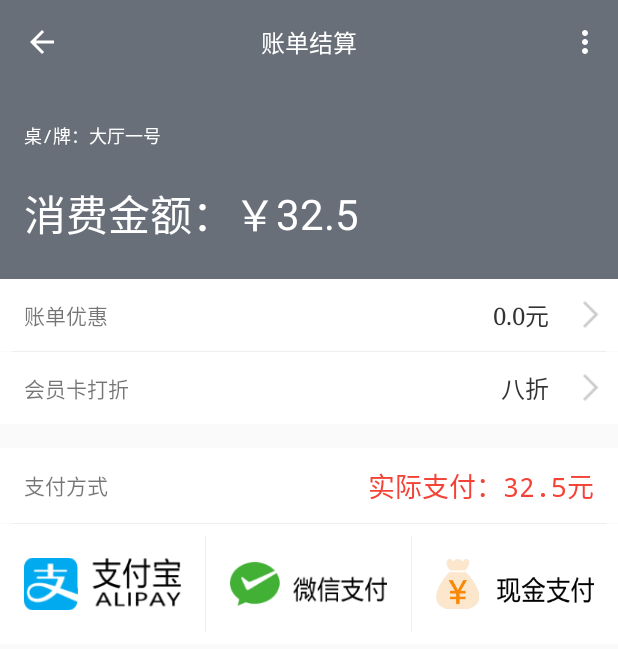
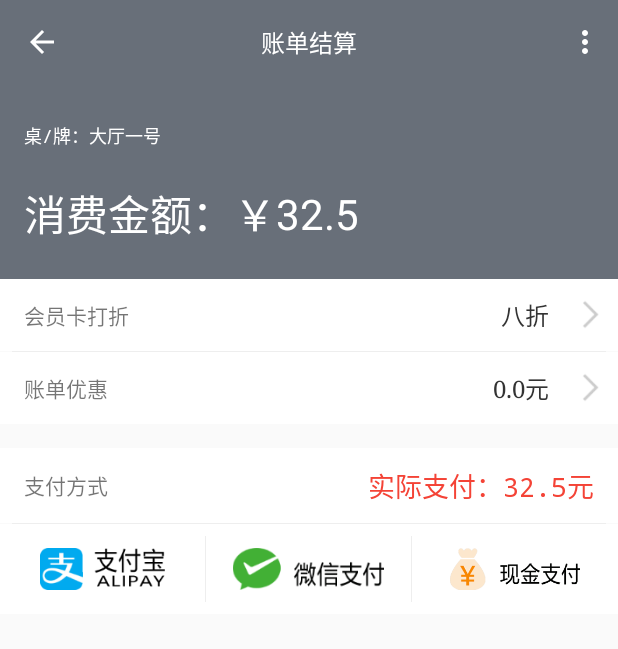
Before and after one commit to DongHaiFengCN/Order, an Android app: the screen it shows after launch (PayActivity), on a phone screen of 412 x 824 dp. Shown: the top 649 px of the screen. Run offline under Robolectric (Android 15) with nearby library versions, the phone set to English and light mode, and no system bars; our stand-ins replace ButterKnife; libraries missing offline, so code that uses them is left out: com.couchbase.lite, com.journeyapps.barcodescanner, com.tencent.bugly; 14 statements that could not run were skipped.

Commit message:
Merge branch 'master' of https://github.com/DongHaiFengCN/Order into develop_dong
# Conflicts:
#	app/build.gradle
#	app/src/main/AndroidManifest.xml

```diff
--- a/app/src/main/java/com/zm/order/view/PayActivity.java
+++ b/app/src/main/java/com/zm/order/view/PayActivity.java
@@ -93,6 +93,7 @@ public class PayActivity extends AppCompatActivity {
         total = 32.5f;
         totalTv.setText(total+"");
         factTv.setText("实际支付："+total+"元");
+
     }
 
 
--- a/app/src/main/java/model/IDBManager.java
+++ b/app/src/main/java/model/IDBManager.java
@@ -32,5 +32,9 @@ public interface IDBManager<T> {
 
     <T> T getById(String id);
 
+    Document getMembers(String tel);
+    Document getCard(String id);
+
+    List<Document> getByClassName(String name);
 
 }
--- a/app/src/main/res/layout/activity_pay.xml
+++ b/app/src/main/res/layout/activity_pay.xml
@@ -86,57 +86,7 @@
     </android.support.design.widget.AppBarLayout>
 
 
-    <LinearLayout
-        android:id="@+id/discount"
-        android:background="@drawable/background_pay_select"
-        android:layout_width="match_parent"
-        android:layout_height="@dimen/viewhight"
-        android:orientation="horizontal"
 
-        android:clickable="true"
-        >
-
-        <TextView
-            android:id="@+id/textView7"
-            android:layout_width="0dp"
-            android:layout_height="match_parent"
-            android:layout_weight="1"
-            android:gravity="left|center"
-            android:typeface="monospace"
-            android:paddingLeft="16dp"
-            android:text="账单优惠" />
-
-        <TextView
-            android:id="@+id/discount_tv"
-            android:layout_width="0dp"
-            android:layout_height="match_parent"
-            android:layout_weight="1"
-            android:gravity="center|right"
-            android:typeface="serif"
-            android:textSize="16sp"
-            android:paddingRight="16dp"
-            android:textColor="@color/grey_color1"
-            android:text="0.0元"
-            />
-
-        <ImageView
-            android:layout_width="22dp"
-            android:layout_height="22dp"
-            android:src="@mipmap/forward"
-            android:layout_gravity="center"
-            android:layout_marginRight="8dp"
-          />
-
-    </LinearLayout>
-
-    <ImageView
-        android:layout_width="match_parent"
-        android:layout_height="wrap_content"
-        android:paddingRight="8dp"
-        android:paddingLeft="8dp"
-        android:src="@drawable/divider">
-
-    </ImageView>
 
     <LinearLayout
         android:id="@+id/associator"
@@ -177,6 +127,56 @@
 
     </LinearLayout>
 
+    <ImageView
+        android:layout_width="match_parent"
+        android:layout_height="wrap_content"
+        android:paddingRight="8dp"
+        android:paddingLeft="8dp"
+        android:src="@drawable/divider">
+
+    </ImageView>
+    <LinearLayout
+        android:id="@+id/discount"
+        android:background="@drawable/background_pay_select"
+        android:layout_width="match_parent"
+        android:layout_height="@dimen/viewhight"
+        android:orientation="horizontal"
+
+        android:clickable="true"
+        >
+
+        <TextView
+            android:id="@+id/textView7"
+            android:layout_width="0dp"
+            android:layout_height="match_parent"
+            android:layout_weight="1"
+            android:gravity="left|center"
+            android:typeface="monospace"
+            android:paddingLeft="16dp"
+            android:text="账单优惠" />
+
+        <TextView
+            android:id="@+id/discount_tv"
+            android:layout_width="0dp"
+            android:layout_height="match_parent"
+            android:layout_weight="1"
+            android:gravity="center|right"
+            android:typeface="serif"
+            android:textSize="16sp"
+            android:paddingRight="16dp"
+            android:textColor="@color/grey_color1"
+            android:text="0.0元"
+            />
+
+        <ImageView
+            android:layout_width="22dp"
+            android:layout_height="22dp"
+            android:src="@mipmap/forward"
+            android:layout_gravity="center"
+            android:layout_marginRight="8dp"
+            />
+
+    </LinearLayout>
 
     <LinearLayout
 
@@ -224,7 +224,7 @@
 
     <LinearLayout
         android:layout_width="match_parent"
-        android:layout_height="80dp"
+        android:layout_height="60dp"
         android:background="@color/md_white"
         android:orientation="horizontal"
         >
```
Also changed, not shown: app/src/main/java/com/zm/order/view/SaleActivity.java (+96 -39 lines), app/src/main/java/model/CouchBaseManger.java (+89 -3 lines), app/src/main/java/untils/Tool.java (added, +41 -0 lines), app/src/main/res/layout/activity_sale.xml (+6 -1 lines).
